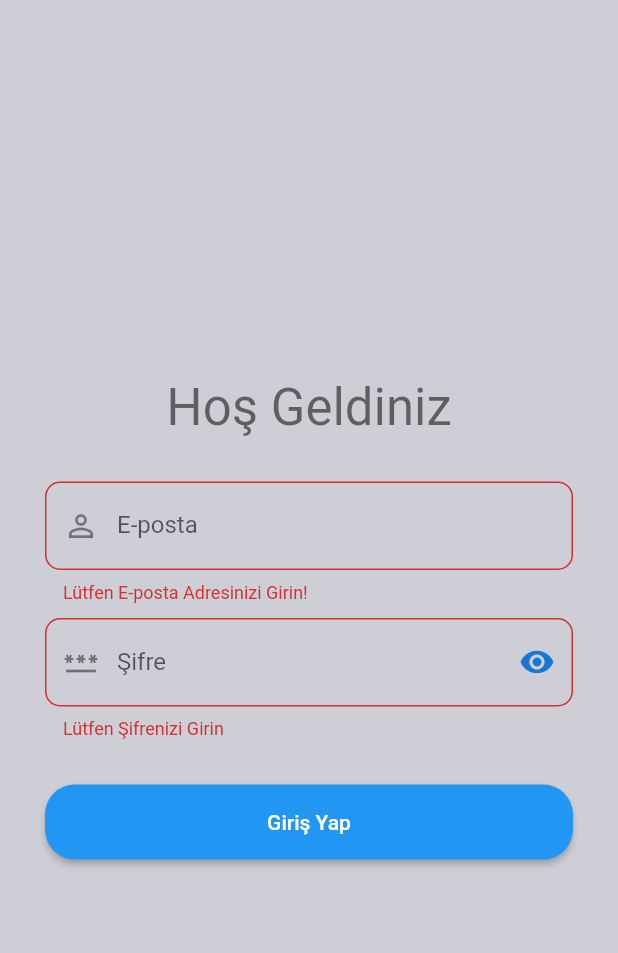
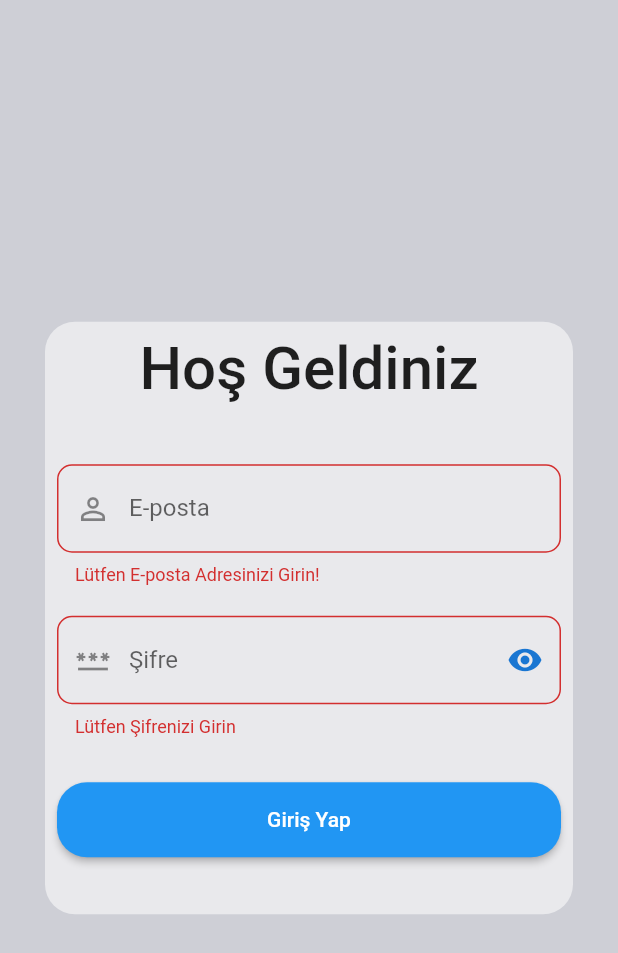
Before and after one commit to hknnci/todoCase, a Flutter app: the screen it shows after launch, after a tap on "Giriş Yap", on a phone screen of 412 x 824 dp. Shown: the top 953 px of the screen. Run offline on Flutter 3.47's test engine with Material 2 defaults, Android fonts, the phone set to English and light mode, and no system bars; our stand-ins replace flutter_secure_storage, get; accounts and stored records are empty; network calls fail.

Commit message:
made small design changes for login screen.

```diff
--- a/lib/controller/login_controller.dart
+++ b/lib/controller/login_controller.dart
@@ -14,6 +14,7 @@ class LoginController extends GetxController {
   final Rx<Login?> user = Rx<Login?>(null);
 
   RxBool passwordHidden = true.obs;
+  final RxBool isLoggingIn = false.obs;
 
   @override
   void onInit() {
@@ -33,8 +34,10 @@ class LoginController extends GetxController {
   }
 
   Future<void> login(String email, String password) async {
+    isLoggingIn.value = true;
     // Fake API request using reqres.in
-    final response = await http.post(Uri.parse("${Constants.baseUrl}/login"), body: {"email": email, "password": password});
+    final response =
+        await http.post(Uri.parse("${Constants.baseUrl}/login"), body: {"email": email, "password": password});
 
     if (response.statusCode == 200) {
       final data = json.decode(response.body);
@@ -52,6 +55,7 @@ class LoginController extends GetxController {
     } else {
       showSnackbar(isSuccess: false);
     }
+    isLoggingIn.value = false;
   }
 
   Future<void> logout() async {
@@ -70,4 +74,14 @@ class LoginController extends GetxController {
       snackPosition: SnackPosition.BOTTOM,
     );
   }
+
+  Future<void> onPressLogin(
+    String email,
+    String password, {
+    bool formKeyValidate = false,
+  }) async {
+    if (formKeyValidate) {
+      await login(email, password);
+    }
+  }
 }
--- a/lib/widgets/screens/login_screen.dart
+++ b/lib/widgets/screens/login_screen.dart
@@ -7,6 +7,9 @@ class LoginScreen extends GetView<LoginController> {
 
   final TextEditingController emailController = TextEditingController();
   final TextEditingController passwordController = TextEditingController();
+
+  FocusNode emailFN = FocusNode();
+  FocusNode passwordFN = FocusNode();
 
   LoginScreen({super.key});
 
@@ -19,17 +22,28 @@ class LoginScreen extends GetView<LoginController> {
           autovalidateMode: AutovalidateMode.onUserInteraction,
           key: formKey,
           child: SingleChildScrollView(
-            padding: const EdgeInsets.all(30.0),
+            padding: const EdgeInsets.all(30),
+            child: Container(
+              padding: const EdgeInsets.all(8),
+              decoration: const BoxDecoration(
+                borderRadius: BorderRadius.all(Radius.circular(20)),
+                color: Colors.white54,
+              ),
               child: Column(
                 children: [
-                Text(
+                  const Text(
                     "Hoş Geldiniz",
-                  style: Theme.of(context).textTheme.headlineMedium,
+                    style: TextStyle(
+                      fontWeight: FontWeight.w500,
+                      fontSize: 40,
                     ),
-                const SizedBox(height: 30),
+                  ),
+                  const SizedBox(height: 40),
                   TextFormField(
                     controller: emailController,
                     keyboardType: TextInputType.emailAddress,
+                    focusNode: emailFN,
+                    onFieldSubmitted: (value) => FocusScope.of(context).requestFocus(passwordFN),
                     decoration: InputDecoration(
                       labelText: "E-posta",
                       prefixIcon: const Icon(Icons.person_outline),
@@ -40,11 +54,19 @@ class LoginScreen extends GetView<LoginController> {
                       return (value == null || value.isEmpty) ? 'Lütfen E-posta Adresinizi Girin!' : null;
                     },
                   ),
-                const SizedBox(height: 10),
+                  const SizedBox(height: 20),
                   Obx(
                     () => TextFormField(
                       controller: passwordController,
                       obscureText: controller.passwordHidden.value,
+                      focusNode: passwordFN,
+                      onFieldSubmitted: (value) async {
+                        controller.onPressLogin(
+                          emailController.text,
+                          passwordController.text,
+                          formKeyValidate: formKey.currentState?.validate() ?? false,
+                        );
+                      },
                       keyboardType: TextInputType.visiblePassword,
                       validator: (value) {
                         return (value == null || value.isEmpty) ? 'Lütfen Şifrenizi Girin' : null;
@@ -73,15 +95,25 @@ class LoginScreen extends GetView<LoginController> {
                           shape: RoundedRectangleBorder(borderRadius: BorderRadius.circular(20)),
                         ),
                         onPressed: () async {
-                        if (formKey.currentState?.validate() ?? false) {
-                          await controller.login(emailController.text, passwordController.text);
-                        }
+                          controller.onPressLogin(
+                            emailController.text,
+                            passwordController.text,
+                            formKeyValidate: formKey.currentState?.validate() ?? false,
+                          );
                         },
                         child: const Text('Giriş Yap'),
                       ),
                     ],
-                )
+                  ),
+                  const SizedBox(height: 30),
+                  Obx(() {
+                    return Visibility(
+                      visible: controller.isLoggingIn.value,
+                      child: const CircularProgressIndicator(),
+                    );
+                  }),
                 ],
+              ),
             ),
           ),
         ),
```
Lines whose indentation alone changed are shown as unchanged.
